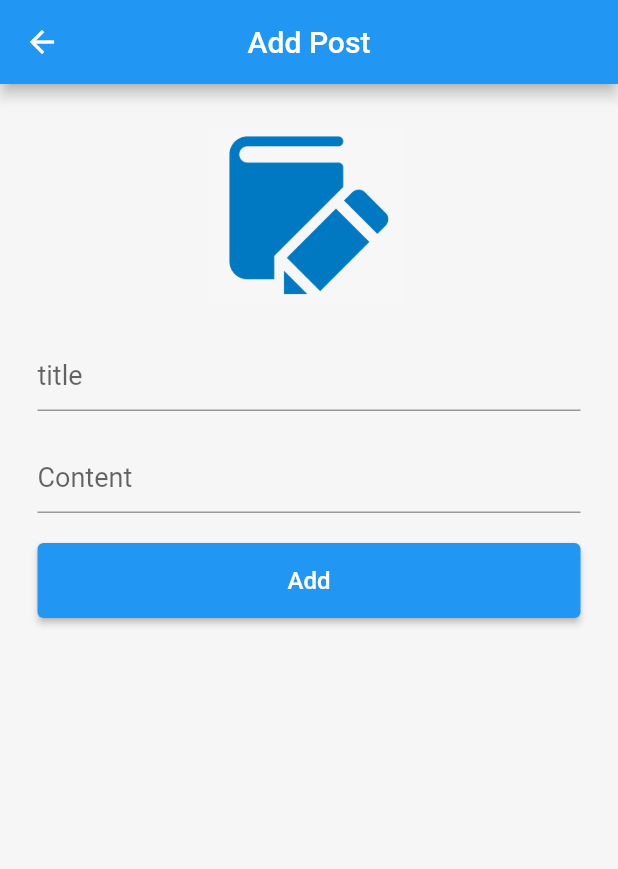
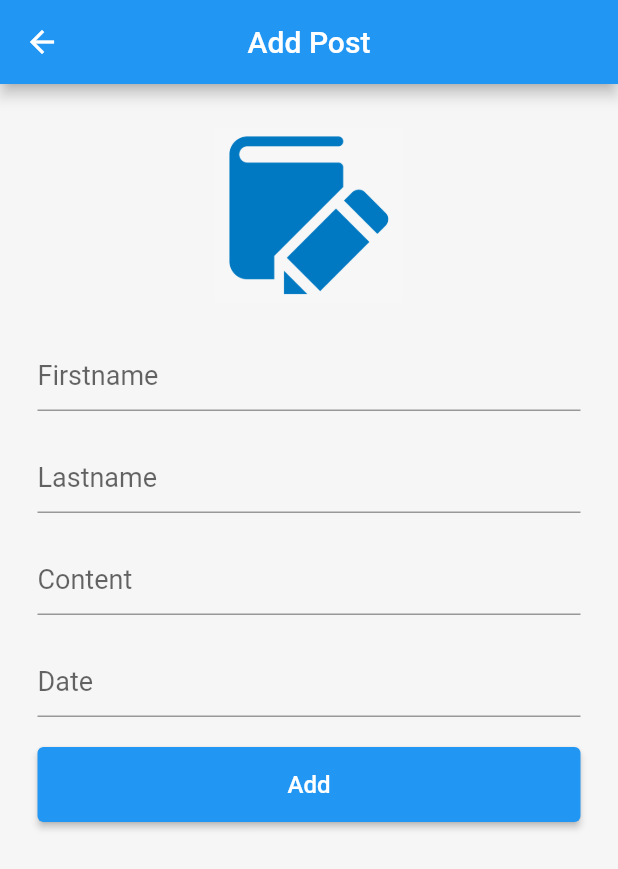
Before and after one commit to Nasibali144/firebase_note_one, a Flutter app: the DetailPage screen opened by its route, after a tap on "Add", on a phone screen of 412 x 824 dp. Shown: the top 869 px of the screen. Run offline on Flutter 3.47's test engine with Material 2 defaults, Android fonts, the phone set to English and light mode, and no system bars; our stand-ins replace firebase_auth, firebase_core, firebase_database, image_picker, shared_preferences; accounts and stored records are empty.

Commit message:
6 - commit

```diff
--- a/lib/models/post_model.dart
+++ b/lib/models/post_model.dart
@@ -1,29 +1,37 @@
 class Post {
-  late int id;
+  late String postKey;
   late String userId;
-  late String title;
+  late String firstname;
+  late String lastname;
+  late String date;
   late String content;
   String? image;
 
   Post({
-    required this.id,
+    required this.postKey,
     required this.userId,
-    required this.title,
+    required this.firstname,
+    required this.lastname,
+    required this.date,
     required this.content,
     this.image});
 
   Post.fromJson(Map<String, dynamic> json) {
-    id = json['id'];
+    postKey = json['postKey'];
     userId = json['userId'];
-    title = json['title'];
+    firstname = json['firstname'];
+    lastname = json['lastname'];
+    date = json['date'];
     content = json['content'];
     image = json['image'];
   }
 
   Map<String, dynamic> toJson() => {
-    'id': id,
+    'postKey': postKey,
     'userId': userId,
-    'title': title,
+    'firstname': firstname,
+    'lastname': lastname,
+    'date': date,
     'content': content,
     'image': image,
   };
--- a/lib/pages/detail_page.dart
+++ b/lib/pages/detail_page.dart
@@ -2,6 +2,8 @@ import 'dart:io';
 import 'dart:math';
 
 import 'package:firebase_note_one/models/post_model.dart';
+import 'package:firebase_note_one/pages/sign_in_page.dart';
+import 'package:firebase_note_one/services/auth_service.dart';
 import 'package:firebase_note_one/services/db_service.dart';
 import 'package:firebase_note_one/services/rtdb_service.dart';
 import 'package:firebase_note_one/services/stor_service.dart';
@@ -11,6 +13,7 @@ import 'package:image_picker/image_picker.dart';
 
 class DetailPage extends StatefulWidget {
   static const id = "/detail_page";
+
   const DetailPage({Key? key}) : super(key: key);
 
   @override
@@ -18,8 +21,10 @@ class DetailPage extends StatefulWidget {
 }
 
 class _DetailPageState extends State<DetailPage> {
-  TextEditingController titleController = TextEditingController();
+  TextEditingController firstnameController = TextEditingController();
+  TextEditingController lastnameController = TextEditingController();
   TextEditingController contentController = TextEditingController();
+  TextEditingController dateController = TextEditingController();
   bool isLoading = false;
 
   // for image
@@ -29,35 +34,53 @@ class _DetailPageState extends State<DetailPage> {
   void _getImage() async {
     var image = await _picker.pickImage(source: ImageSource.gallery);
 
-    if(image != null) {
+    if (image != null) {
       setState(() {
         file = File(image.path);
       });
     } else {
-      if(mounted) Utils.fireSnackBar("Please select image for post", context);
+      if (mounted) Utils.fireSnackBar("Please select image for post", context);
     }
   }
 
-  void _addPost() async{
-    String title = titleController.text.trim();
+  void _addPost() async {
+    String firstname = firstnameController.text.trim();
+    String lastname = lastnameController.text.trim();
     String content = contentController.text.trim();
+    String date = dateController.text.trim();
     String? imageUrl;
 
-    if(title.isEmpty || content.isEmpty) {
+    if (firstname.isEmpty || content.isEmpty || lastname.isEmpty || date.isEmpty) {
       Utils.fireSnackBar("Please fill all fields", context);
       return;
     }
     isLoading = true;
     setState(() {});
 
-    String userId = await DBService.loadUserId() ?? "null";
 
-    if(file != null) {
+    String? userId = await DBService.loadUserId();
+
+    if(userId == null) {
+      if(mounted) {
+        Navigator.pop(context);
+        AuthService.signOutUser(context);
+      }
+      return;
+    }
+
+    if (file != null) {
       imageUrl = await StorageService.uploadImage(file!);
     }
 
-    Post post = Post(id: Random().nextInt(10000),
-        userId: userId, title: title, content: content, image: imageUrl);
+    Post post = Post(
+        postKey: "",
+        userId: userId,
+        firstname: firstname,
+        lastname: lastname,
+        date: date,
+        content: content,
+        image: imageUrl);
+
     await RTDBService.storePost(post).then((value) {
       Navigator.of(context).pop();
     });
@@ -66,6 +89,18 @@ class _DetailPageState extends State<DetailPage> {
     setState(() {});
   }
 
+  void _selectDate() async {
+    await showDatePicker(
+        context: context,
+        initialDate: DateTime.now(),
+        firstDate: DateTime.now(),
+        lastDate: DateTime(2122),
+    ).then((date) {
+      if(date != null) {
+        dateController.text = date.toString();
+      }
+    });
+  }
 
   @override
   Widget build(BuildContext context) {
@@ -91,24 +126,44 @@ class _DetailPageState extends State<DetailPage> {
                     child: SizedBox(
                       height: 125,
                       width: 125,
-                      child: file == null ? const Image(
-                        image: AssetImage("assets/images/logo.png"),
-                      ) : Image.file(file!),
+                      child: file == null
+                          ? const Image(
+                              image: AssetImage("assets/images/logo.png"),
+                            )
+                          : Image.file(file!),
                     ),
                   ),
-                  const SizedBox(height: 20,),
+                  const SizedBox(
+                    height: 20,
+                  ),
 
-                  // #title
+                  // #firstname
                   TextField(
-                    controller: titleController,
+                    controller: firstnameController,
                     decoration: const InputDecoration(
-                      hintText: "title",
+                      hintText: "Firstname",
                     ),
                     style: const TextStyle(fontSize: 18, color: Colors.black),
                     keyboardType: TextInputType.text,
                     textInputAction: TextInputAction.next,
                   ),
-                  const SizedBox(height: 20,),
+                  const SizedBox(
+                    height: 20,
+                  ),
+
+                  // #lastname
+                  TextField(
+                    controller: lastnameController,
+                    decoration: const InputDecoration(
+                      hintText: "Lastname",
+                    ),
+                    style: const TextStyle(fontSize: 18, color: Colors.black),
+                    keyboardType: TextInputType.text,
+                    textInputAction: TextInputAction.next,
+                  ),
+                  const SizedBox(
+                    height: 20,
+                  ),
 
                   // #content
                   TextField(
@@ -120,20 +175,40 @@ class _DetailPageState extends State<DetailPage> {
                     keyboardType: TextInputType.text,
                     textInputAction: TextInputAction.done,
                   ),
-                  const SizedBox(height: 20,),
+                  const SizedBox(
+                    height: 20,
+                  ),
 
-                  // #sign_in
+                  // #date
+                  TextField(
+                    controller: dateController,
+                    readOnly: true,
+                    onTap: _selectDate,
+                    decoration: const InputDecoration(
+                      hintText: "Date",
+                    ),
+                    style: const TextStyle(fontSize: 18, color: Colors.black),
+                    keyboardType: TextInputType.text,
+                    textInputAction: TextInputAction.done,
+                  ),
+                  const SizedBox(
+                    height: 20,
+                  ),
+
+                  // #add
                   ElevatedButton(
                     onPressed: _addPost,
-                    style: ElevatedButton.styleFrom(minimumSize: const Size(double.infinity, 50)
+                    style: ElevatedButton.styleFrom(
+                        minimumSize: const Size(double.infinity, 50)),
+                    child: const Text(
+                      "Add",
+                      style: TextStyle(fontSize: 16),
                     ),
-                    child: const Text("Add", style: TextStyle(fontSize: 16),),
                   ),
                 ],
               ),
             ),
           ),
-
           Visibility(
             visible: isLoading,
             child: const Center(
--- a/pubspec.yaml
+++ b/pubspec.yaml
@@ -17,7 +17,6 @@ dependencies:
   firebase_core: ^1.20.0
   firebase_auth: ^3.6.2
   firebase_database: ^9.1.0
-#  cloud_firestore: ^3.4.3
   firebase_storage: ^10.3.4
 
   # storage
```
Also changed, not shown: lib/pages/home_page.dart (+78 -12 lines), lib/services/rtdb_service.dart (+7 -1 lines).
